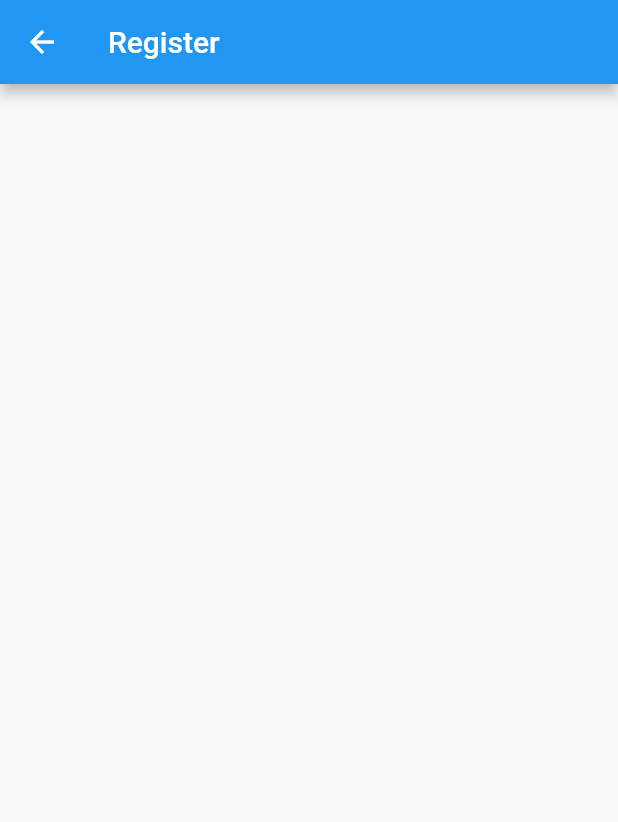
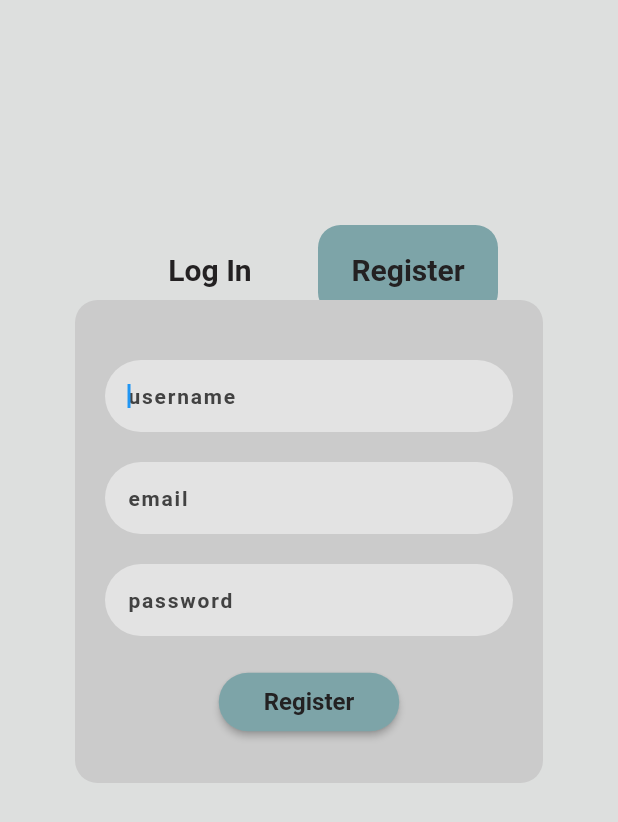
Before and after one commit to RogueTea/HCIGreenTravel, a Flutter app: the RegisterPage screen opened by its route, on a phone screen of 412 x 824 dp. Shown: the top 822 px of the screen. Run offline on Flutter 3.47's test engine with Material 2 defaults, Android fonts, the phone set to English and light mode, and no system bars.

Commit message:
Made Register page, Added a blank register successful page

```diff
--- a/flutter_application/lib/main.dart
+++ b/flutter_application/lib/main.dart
@@ -9,6 +9,7 @@
     routes: {
       '/login': (context) => LoginPage(),
       '/register': (context) => RegisterPage(),
+      '/register-success': (context) => RegisterSuccessPage(),
       '/home': (context) => HomePage(),
       '/new-journey': (context) => NewJourneyPage(),
       '/new-journey/confirm': (context) => NewJourneyConfirmPage(),
@@ -78,10 +79,13 @@
                       color: Color(0xff7DA4A8),
                       borderRadius: BorderRadius.circular(15),
                     ),
-                  child:Text("Log In",
-                    style: TextStyle(
-                      fontSize: 20,
-                      fontWeight: FontWeight.bold,)))
+                  child:TextButton(
+                    child: Text("Log In",
+                      style: TextStyle(
+                        color: Color(0xff232122),
+                        fontSize: 20,
+                        fontWeight: FontWeight.bold,)),
+                    onPressed: (){},) )
                 ),
           Positioned(
                     top: 150,
@@ -94,10 +98,15 @@
                       color: Color(0xffDDDFDE),
                       borderRadius: BorderRadius.circular(15),
                     ),
-                  child:Text("Register",
-                    style: TextStyle(
-                      fontSize: 20,
-                      fontWeight: FontWeight.bold,)))
+                  child:TextButton(
+                    child: Text("Register",
+                      style: TextStyle(
+                        color: Color(0xff232122),
+                        fontSize: 20,
+                        fontWeight: FontWeight.bold,)),
+                    onPressed: (){
+                      Navigator.pushNamed(context, '/register');
+                    },))
                 ),
             Container(
               margin: EdgeInsets.fromLTRB(50, 200, 50, 200),
@@ -111,7 +120,9 @@
           children: <Widget>[
             TextBoxInput("username"),
             TextBoxInput("password"),
-           ElevatedButton(
+            Container(
+             padding: EdgeInsets.fromLTRB(0, 10, 0, 0),
+            child:ElevatedButton(
               child: Text("Log In", style: TextStyle(
                 fontSize: 16,
                 color: Color(0xff232122),
@@ -125,7 +136,7 @@
               onPressed: () {
                 Navigator.pushNamed(context, '/home');
               },
-            ),
+            ),)
           ],
         )
             )],
@@ -137,12 +148,97 @@
   @override
   Widget build(BuildContext context) {
     return Scaffold(
-        appBar: AppBar(
-      title: Text("Register"),
-      backgroundColor: Colors.blue,
-    ));
+       backgroundColor: Color(0xffDDDFDE),
+      body: SingleChildScrollView(
+        child:Stack(
+        children: [
+          Positioned(
+                    top: 150,
+                    left: 80,
+                    height:60,
+                    width: 120,
+                    child: Container(
+                  alignment: Alignment.center,
+                  decoration: BoxDecoration(
+                      color: Color(0xffDDDFDE),
+                      borderRadius: BorderRadius.circular(15),
+                    ),
+                  child:TextButton(
+                    child: Text("Log In",
+                      style: TextStyle(
+                        color: Color(0xff232122),
+                        fontSize: 20,
+                        fontWeight: FontWeight.bold,)),
+                    onPressed: (){
+                      Navigator.pushNamed(context, '/login');
+                    },))
+                ),
+          Positioned(
+                    top: 150,
+                    right: 80,
+                    height:60,
+                    width: 120,
+                    child: Container(
+                  alignment: Alignment.center,
+                  decoration: BoxDecoration(
+                      color: Color(0xff7DA4A8),
+                      borderRadius: BorderRadius.circular(15),
+                    ),
+                  child:TextButton(
+                    child: Text("Register",
+                      style: TextStyle(
+                        color: Color(0xff232122),
+                        fontSize: 20,
+                        fontWeight: FontWeight.bold,)),
+                    onPressed: (){},))
+                ),
+            Container(
+              margin: EdgeInsets.fromLTRB(50, 200, 50, 200),
+              padding: EdgeInsets.fromLTRB(10.0, 30, 10, 30),
+              alignment: Alignment.center,
+              decoration: BoxDecoration(
+                  color: Color(0xffCBCBCB),
+                  borderRadius: BorderRadius.circular(15),
+              ),
+              child: Column(
+          children: <Widget>[
+            TextBoxInput("username"),
+            TextBoxInput("email"),
+            TextBoxInput("password"),
+           Container(
+             padding: EdgeInsets.fromLTRB(0, 10, 0, 0),
+             child:ElevatedButton(
+              child: Text("Register", style: TextStyle(
+                fontSize: 16,
+                color: Color(0xff232122),
+                fontWeight: FontWeight.bold)),
+              style: ElevatedButton.styleFrom(
+                padding:EdgeInsets.fromLTRB(30, 10, 30, 10),
+                primary: Color(0xff7DA4A8),
+                shadowColor: Colors.black,
+                shape: RoundedRectangleBorder(
+                  borderRadius: BorderRadius.circular(20),)),
+              onPressed: () {
+                Navigator.pushNamed(context, '/register-success');
+              },
+            ),)
+
+          ],
+        )
+            )],
+            )));
   }
 }
+
+class RegisterSuccessPage extends StatelessWidget {
+  @override
+  Widget build(BuildContext context) {
+    return Scaffold(
+      body: Center(child: Text("SUCCESS"),)
+    );
+  }
+}
+
 
 class HomePage extends StatelessWidget {
   @override
```
